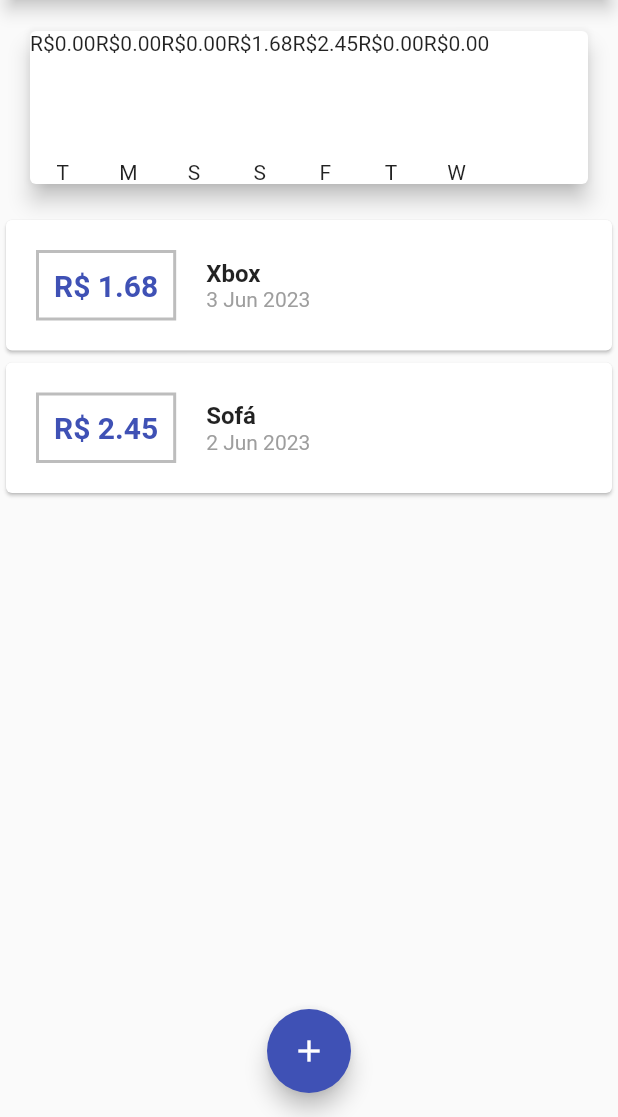
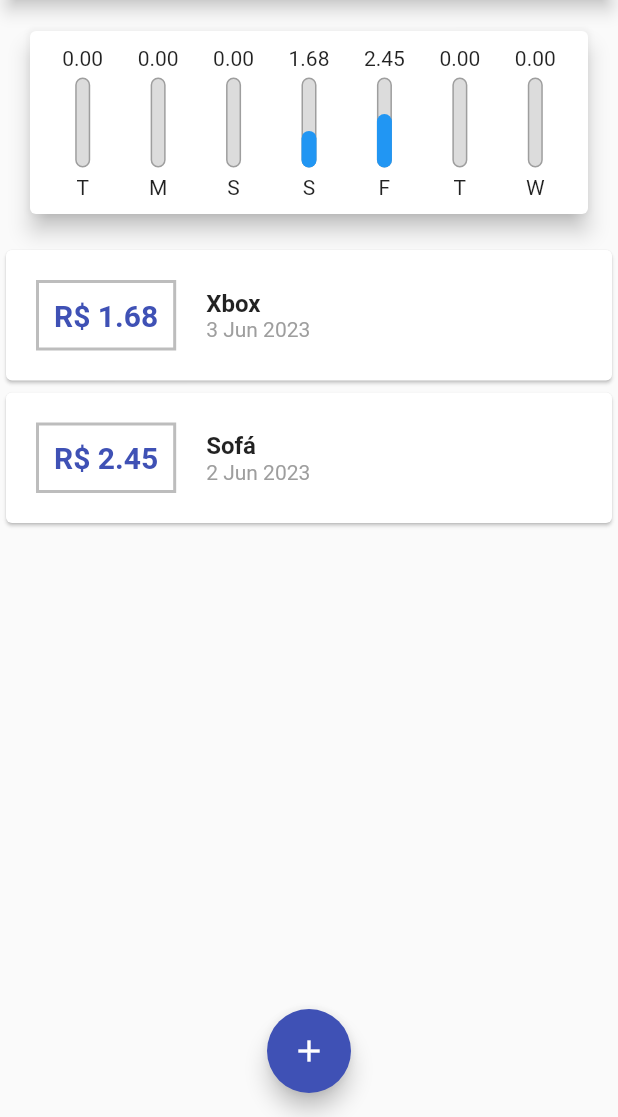
Before and after one commit to GuilhermeAmaroDev/projeto_despesas, a Flutter app: the screen it shows after launch, on a phone screen of 412 x 824 dp, the part 119-1236 px from its top. Run offline on Flutter 3.47's test engine with Material 2 defaults, Android fonts, the phone set to English and light mode, and no system bars.

Commit message:
Criação das barras do gráfico

```diff
--- a/lib/components/chart.dart
+++ b/lib/components/chart.dart
@@ -34,20 +34,34 @@ class Chart extends StatelessWidget {
     });
   }
 
+  ///Para calcular o total que foi gasto na semana
+  double get _weekTotalValue {
+    return groupedTransactions.fold(0.0, (sum, tr) {
+      return sum + tr['value'];
+    });
+  }
+
   @override
   Widget build(BuildContext context) {
     groupedTransactions;
     return Card(
       elevation: 6,
       margin: EdgeInsets.all(20),
+        child: Padding(
+          padding: const EdgeInsets.all(10),
           child: Row(
+            mainAxisAlignment: MainAxisAlignment.spaceAround,
             children: groupedTransactions.map((tr){
-            return ChartBar(
+              return Flexible(
+                fit: FlexFit.tight,
+                child: ChartBar(
                   label: tr['day'],
                   value: tr['value'],
-              percentage: 0,
+                  percentage: tr['value'] / _weekTotalValue,
+                ),
               );
             }).toList(),
+          ),
         ),
     );
   }
--- a/lib/components/chart_bar.dart
+++ b/lib/components/chart_bar.dart
@@ -1,26 +1,51 @@
 import 'package:flutter/material.dart';
 
 class ChartBar extends StatelessWidget {
-
   final String label;
   final double value;
   final double percentage;
 
-  ChartBar({
-    required this.label,
-    required this.value,
-    required this.percentage});
+  ChartBar(
+      {required this.label, required this.value, required this.percentage});
 
   @override
   Widget build(BuildContext context) {
     return Column(
       children: [
-        Text('R\$${value.toStringAsFixed(2)}'),
+        FittedBox(
+            child: Text('${value.toStringAsFixed(2)}'),
+        ),
         SizedBox(height: 5),
         Container(
           height: 60,
           width: 10,
-          child: null,
+          child: Stack(
+            /// Permite adicionar um componente dentro do outro
+            alignment: Alignment.bottomCenter,
+            children: [
+              Container(
+                /// Construção das barras do gráfico
+                decoration: BoxDecoration(
+                    border: Border.all(
+                      color: Colors.grey,
+                      width: 1.0,
+                    ),
+                    color: Color.fromRGBO(220, 220, 220, 1),
+                    borderRadius: BorderRadius.circular(5)
+
+                    /// para deixar a barra circular
+                    ),
+              ),
+              FractionallySizedBox(
+                heightFactor: percentage,
+                child: Container(
+                  decoration: BoxDecoration(
+                      color: Theme.of(context).primaryColor,
+                      borderRadius: BorderRadius.circular(5)),
+                ),
+              )
+            ],
+          ),
         ),
         SizedBox(height: 5),
         Text(label)
```
Also changed, not shown: pubspec.lock. Lines whose indentation alone changed are shown as unchanged.
